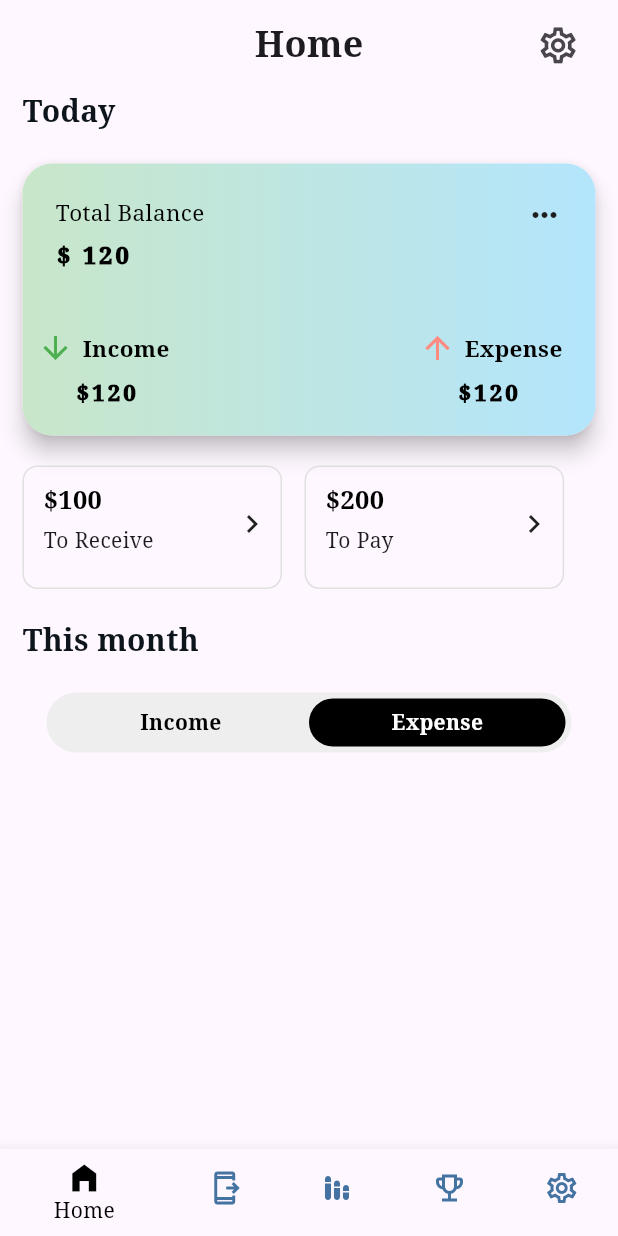
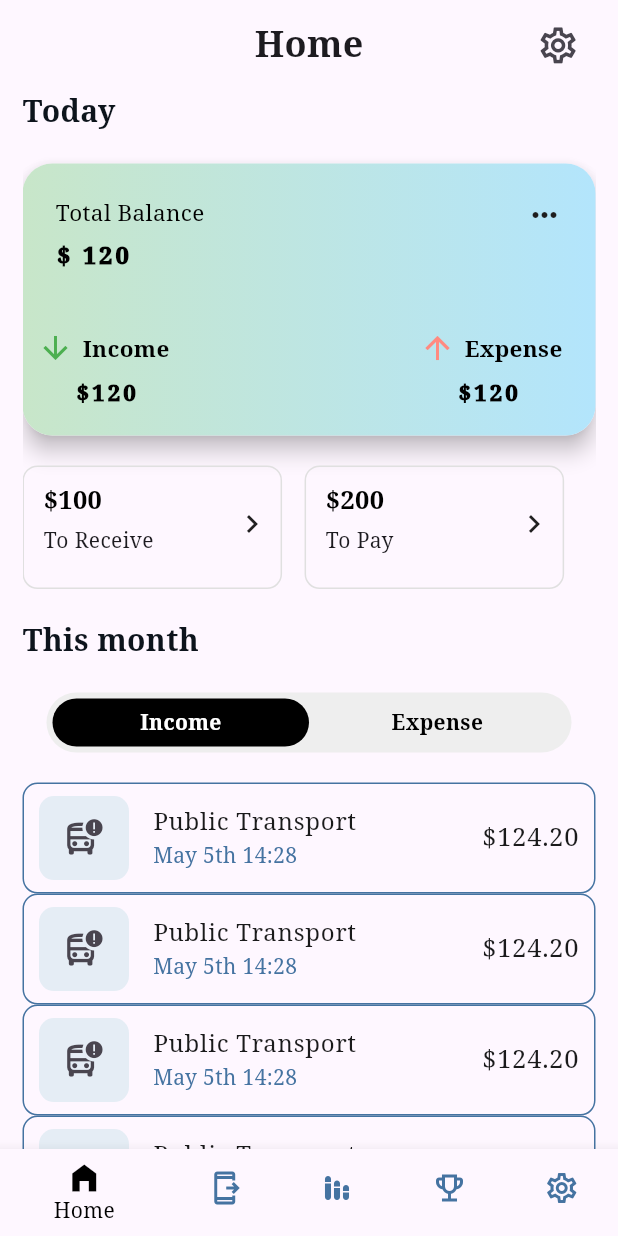
Before and after one commit to SUMANKC7/CapstoneProject-BachatSathi-ExpenseTracker-, a Flutter app: the screen it shows after launch, on a phone screen of 412 x 824 dp. Run offline on Flutter 3.47's test engine with Material 3 defaults, Android fonts, the light colour scheme and no system bars; our stand-ins replace cloud_firestore, firebase_auth, firebase_core, google_sign_in; accounts and stored records are empty.

Commit message:
some minor changes

```diff
--- a/lib/all_provider.dart
+++ b/lib/all_provider.dart
@@ -1,6 +1,7 @@
 
 import 'package:expensetrack/auth/provider/auth_provider.dart';
 import 'package:expensetrack/features/home/provider/bottom_nav_provider.dart';
+import 'package:expensetrack/features/home/provider/switch_expense.dart';
 import 'package:expensetrack/features/transactions/provider/transaction_data_provider.dart';
 import 'package:expensetrack/main.dart';
 import 'package:provider/provider.dart';
@@ -11,6 +12,7 @@ MultiProvider allProviders() {
       ChangeNotifierProvider(create: (_) => BottomNavProvider()),
       ChangeNotifierProvider(create: (_)=>TransactionDataProvider()),
       ChangeNotifierProvider(create: (_)=>AuthProvider()),
+      ChangeNotifierProvider(create: (_)=>SwitchExpenseProvider())
     ],
     child: MyApp(),
   );
--- /dev/null
+++ b/lib/features/home/provider/switch_expense.dart
@@ -0,0 +1,11 @@
+import 'package:flutter/material.dart';
+
+class SwitchExpenseProvider extends ChangeNotifier {
+  int selectedIndex = 0;
+
+  void toggleIndex(int index) {
+    selectedIndex = index;
+    notifyListeners();
+
+  }
+}
--- a/lib/features/home/screen/home.dart
+++ b/lib/features/home/screen/home.dart
@@ -1,10 +1,12 @@
 import 'package:expensetrack/core/widgets/title_text.dart';
-import 'package:expensetrack/features/home/widgets/expense_tile.dart';
+import 'package:expensetrack/features/home/provider/switch_expense.dart';
 import 'package:expensetrack/features/home/widgets/income_expense_toggle.dart';
 import 'package:expensetrack/features/home/widgets/myappbar.dart';
 import 'package:expensetrack/features/home/widgets/receive_gain_widget.dart';
 import 'package:expensetrack/features/home/widgets/spent_today_card.dart';
+import 'package:expensetrack/features/transactions/widgets/transaction_widget.dart';
 import 'package:flutter/material.dart';
+import 'package:provider/provider.dart';
 
 class Home extends StatelessWidget {
   const Home({super.key});
@@ -43,6 +45,35 @@ class Home extends StatelessWidget {
               TitleText(title: "This month"),
 
               const IncomeExpenseToggle(),
+Consumer<SwitchExpenseProvider>(
+  builder: (BuildContext context, value, Widget? child) {
+
+    return Column(
+      children: [
+        value.selectedIndex==0?
+ Column(
+  children: [
+     TransactionsWidgets(icon: Icons.bus_alert_outlined, title: "Public Transport", subtitle: "May 5th 14:28", cost: "\$124.20"),
+                TransactionsWidgets(icon: Icons.bus_alert_outlined, title: "Public Transport", subtitle: "May 5th 14:28", cost: "\$124.20"),
+                  TransactionsWidgets(icon: Icons.bus_alert_outlined, title: "Public Transport", subtitle: "May 5th 14:28", cost: "\$124.20"),
+                    TransactionsWidgets(icon: Icons.bus_alert_outlined, title: "Public Transport", subtitle: "May 5th 14:28", cost: "\$124.20"),
+                      TransactionsWidgets(icon: Icons.bus_alert_outlined, title: "Public Transport", subtitle: "May 5th 14:28", cost: "\$124.20"),
+  ],
+ ):Column(
+  children: [
+         TransactionsWidgets(icon: Icons.money, title: "Public Transport", subtitle: "May 5th 14:28", cost: "\$124.20"),
+                TransactionsWidgets(icon: Icons.money, title: "Public Transport", subtitle: "May 5th 14:28", cost: "\$124.20"),
+                  TransactionsWidgets(icon: Icons.money, title: "Public Transport", subtitle: "May 5th 14:28", cost: "\$124.20"),
+                    TransactionsWidgets(icon: Icons.money, title: "Public Transport", subtitle: "May 5th 14:28", cost: "\$124.20"),
+                      TransactionsWidgets(icon: Icons.money, title: "Public Transport", subtitle: "May 5th 14:28", cost: "\$124.20"),
+  ],
+ )
+      ]
+
+);
+ },
+ ),
+
 
               // ExpenseTile(
               //   title: 'Income',
--- a/lib/features/home/widgets/income_expense_toggle.dart
+++ b/lib/features/home/widgets/income_expense_toggle.dart
@@ -1,4 +1,6 @@
+import 'package:expensetrack/features/home/provider/switch_expense.dart';
 import 'package:flutter/material.dart';
+import 'package:provider/provider.dart';
 
 class IncomeExpenseToggle extends StatefulWidget {
   const IncomeExpenseToggle({super.key});
@@ -8,10 +10,9 @@ class IncomeExpenseToggle extends StatefulWidget {
 }
 
 class _IncomeExpenseToggleState extends State<IncomeExpenseToggle> {
-  int selectedIndex = 1; // 0 = Income, 1 = Expense
-
   @override
   Widget build(BuildContext context) {
+    final toggleprovider = context.watch<SwitchExpenseProvider>();
     return Container(
       height: 40,
       margin: const EdgeInsets.symmetric(horizontal: 16),
@@ -22,13 +23,11 @@ class _IncomeExpenseToggleState extends State<IncomeExpenseToggle> {
       ),
       child: Row(
         children: List.generate(2, (index) {
-          final isSelected = selectedIndex == index;
+          final isSelected = toggleprovider.selectedIndex == index;
           return Expanded(
             child: GestureDetector(
               onTap: () {
-                setState(() {
-                  selectedIndex = index;
-                });
+                toggleprovider.toggleIndex(index);
               },
               child: AnimatedContainer(
                 duration: const Duration(milliseconds: 200),
--- a/lib/features/transactions/widgets/transaction_widget.dart
+++ b/lib/features/transactions/widgets/transaction_widget.dart
@@ -1,4 +1,3 @@
-
 import 'package:expensetrack/core/appcolors.dart';
 import 'package:flutter/material.dart';
 
@@ -7,13 +6,28 @@ class TransactionsWidgets extends StatelessWidget {
   final String title;
   final String subtitle;
   final String cost;
-  const TransactionsWidgets({super.key, required this.icon, required this.title, required this.subtitle, required this.cost});
+  const TransactionsWidgets({
+    super.key,
+    required this.icon,
+    required this.title,
+    required this.subtitle,
+    required this.cost,
+  });
 
   @override
   Widget build(BuildContext context) {
     return ListTile(
+
       contentPadding: EdgeInsets.zero,
-      leading: Container(
+      shape: OutlineInputBorder(
+        borderRadius: BorderRadius.circular(10),
+        borderSide: BorderSide(
+          color: AppColors.transactiontype
+        )
+        ),
+      leading: Padding(
+        padding: const EdgeInsets.only(left: 10),
+        child: Container(
           height: 60,
           width: 60,
           // height: size.height * 0.06,
@@ -25,6 +39,7 @@ class TransactionsWidgets extends StatelessWidget {
             borderRadius: BorderRadius.circular(10),
           ),
           child: Center(child: Icon(icon, size: 27)),
+        ),
       ),
       title: Text(
         title,
@@ -42,7 +57,9 @@ class TransactionsWidgets extends StatelessWidget {
           color: AppColors.transactiontype,
         ),
       ),
-      trailing: Text(
+      trailing: Padding(
+        padding: EdgeInsets.only(right: 10),
+        child: Text(
           cost,
           style: TextStyle(
             fontSize: 17,
@@ -50,6 +67,7 @@ class TransactionsWidgets extends StatelessWidget {
             color: AppColors.filterTextColor,
           ),
         ),
+      ),
     );
   }
 }
```
Lines whose indentation alone changed are shown as unchanged.
